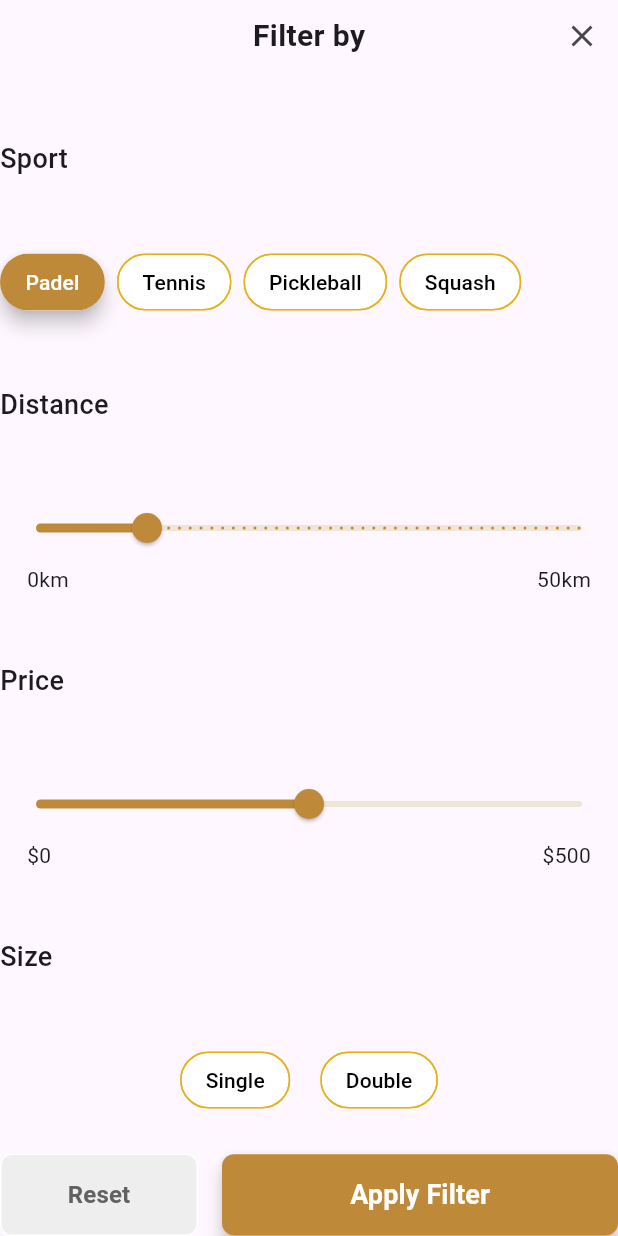
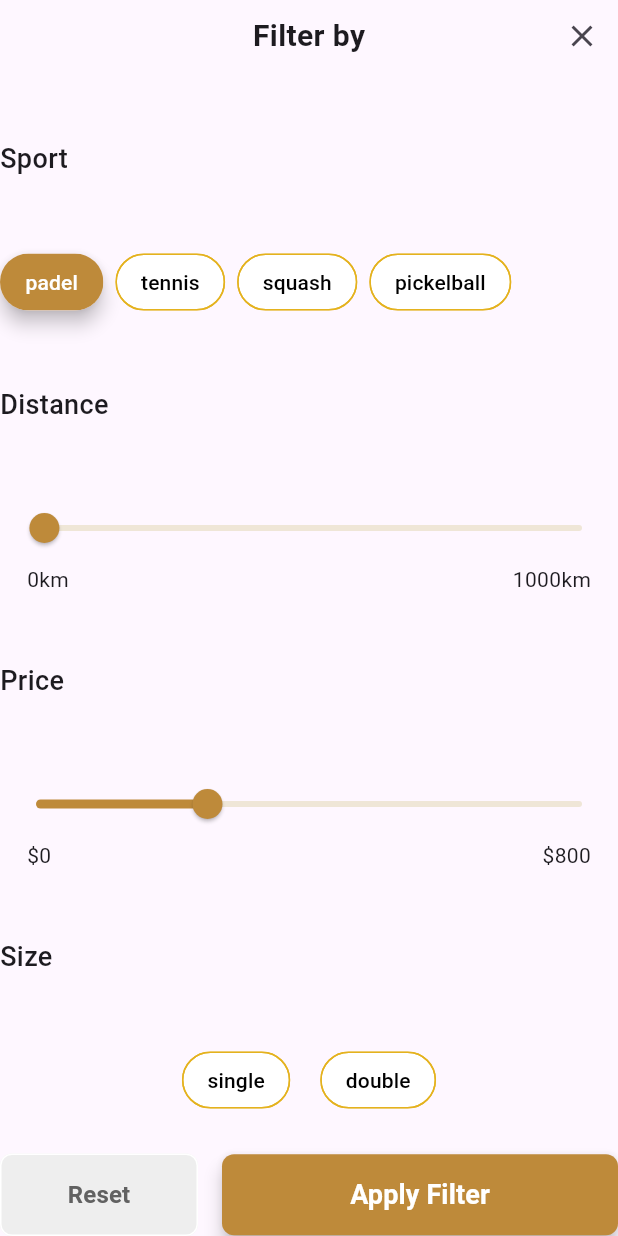
Before and after one commit to Talha-Orax/club_location_first_task, a Flutter app: the FilterScreen widget shown alone on an empty page, opened directly, on a phone screen of 412 x 824 dp. Run offline on Flutter 3.47's test engine with Material 3 defaults, Android fonts, the phone set to English and light mode, and no system bars; our stand-ins replace font_awesome_flutter, freezed_annotation, geocoding, geolocator; network calls fail.

Commit message:
filter by price work,sport fail,distance in work,size not working

```diff
--- /dev/null
+++ b/lib/model/filter_model.dart
@@ -0,0 +1,45 @@
+enum SportType {
+  padel,
+  tennis,
+  squash,
+  pickelball,
+}
+
+enum CourtSizeType {
+  single,
+  double,
+}
+
+class FilterModel {
+  final SportType? sport;
+  final CourtSizeType? size;
+  final String? price;
+  final String? distance;
+
+  FilterModel({
+    this.sport,
+    this.size,
+    this.price,
+    this.distance,
+  });
+
+// this will be used to convert the filter model to a map of query parameters
+  Map<String, String> toQueryParams() {
+    Map<String, String> params = {};
+    // Add non-null parameters to the map
+    if (price != null) {
+      params['price'] = price!;
+    }
+    if (sport != null) {
+      params['sport'] = sport!.name;
+    }
+    if (size != null) {
+      params['size'] = size!.name;
+    }
+    if (distance != null) {
+      params['distance'] = distance!;
+    }
+
+    return params;
+  }
+}
--- a/lib/view/filter_screen.dart
+++ b/lib/view/filter_screen.dart
@@ -1,4 +1,5 @@
 import 'package:flutter/material.dart';
+import 'package:club_location_first_task/model/filter_model.dart';
 
 class FilterScreen extends StatefulWidget {
   const FilterScreen({Key? key}) : super(key: key);
@@ -9,12 +10,11 @@ class FilterScreen extends StatefulWidget {
 
 class _FilterScreenState extends State<FilterScreen> {
   // State variables for filters
-  List<String> sportOptions = ['Padel', 'Tennis', 'Pickleball', 'Squash'];
-  List<String> selectedSports = ['Padel']; // Default selected sport
+  List<SportType> selectedSports = [SportType.padel]; // Default selected sport
 
   double distanceValue = 10.0; // Default distance in km
   double priceValue = 250.0; // Default price
-  String selectedSize = ''; // Selected court size
+  CourtSizeType? selectedSize; // Selected court size
 
   @override
   Widget build(BuildContext context) {
@@ -53,7 +53,7 @@ class _FilterScreenState extends State<FilterScreen> {
         const Spacer(),
         Wrap(
           spacing: 8,
-          children: sportOptions.map((sport) {
+          children: SportType.values.map((sport) {
             bool isSelected = selectedSports.contains(sport);
             return FilterChip(
               side: BorderSide(
@@ -63,7 +63,7 @@ class _FilterScreenState extends State<FilterScreen> {
                 width: 1,
               ),
               elevation: 5,
-              label: Text(sport),
+              label: Text(sport.name),
               labelStyle: TextStyle(
                 color: isSelected ? Colors.white : Colors.black,
               ),
@@ -103,10 +103,10 @@ class _FilterScreenState extends State<FilterScreen> {
             Slider(
               value: distanceValue,
               min: 0,
-              max: 50,
+              max: 1000,
               overlayColor: MaterialStateProperty.all(
                   const Color.fromARGB(255, 243, 243, 243).withOpacity(0.8)),
-              divisions: 50,
+              divisions: 1000,
               onChanged: (value) {
                 setState(() {
                   distanceValue = value;
@@ -126,7 +126,7 @@ class _FilterScreenState extends State<FilterScreen> {
             mainAxisAlignment: MainAxisAlignment.spaceBetween,
             children: [
               Text('0km'),
-              Text('50km'),
+              Text('1000km'),
             ],
           ),
         ),
@@ -147,7 +147,7 @@ class _FilterScreenState extends State<FilterScreen> {
             Slider(
               value: priceValue,
               min: 0,
-              max: 500,
+              max: 800,
               overlayColor: MaterialStateProperty.all(
                   const Color.fromARGB(255, 243, 243, 243).withOpacity(0.8)),
               divisions: 500,
@@ -170,7 +170,7 @@ class _FilterScreenState extends State<FilterScreen> {
             mainAxisAlignment: MainAxisAlignment.spaceBetween,
             children: [
               Text('\$0'),
-              Text('\$500'),
+              Text('\$800'),
             ],
           ),
         ),
@@ -189,7 +189,7 @@ class _FilterScreenState extends State<FilterScreen> {
           child: Wrap(
             alignment: WrapAlignment.center,
             spacing: 20,
-            children: ['Single', 'Double'].map((size) {
+            children: CourtSizeType.values.map((size) {
               bool isSelected = selectedSize == size;
               return ChoiceChip(
                 elevation: 5,
@@ -199,7 +199,7 @@ class _FilterScreenState extends State<FilterScreen> {
                       : const Color.fromARGB(255, 228, 178, 30),
                   width: 1,
                 ),
-                label: Text(size),
+                label: Text(size.name),
                 labelStyle: TextStyle(
                   color: isSelected ? Colors.white : Colors.black,
                 ),
@@ -207,7 +207,7 @@ class _FilterScreenState extends State<FilterScreen> {
                 showCheckmark: false,
                 onSelected: (selected) {
                   setState(() {
-                    selectedSize = selected ? size : '';
+                    selectedSize = selected ? size : null;
                   });
                 },
                 selectedColor: const Color.fromARGB(255, 190, 138, 58),
@@ -232,10 +232,10 @@ class _FilterScreenState extends State<FilterScreen> {
               child: TextButton(
                 onPressed: () {
                   setState(() {
-                    selectedSports = ['Padel'];
+                    selectedSports = [SportType.padel];
                     distanceValue = 10.0;
                     priceValue = 250.0;
-                    selectedSize = '';
+                    selectedSize = null; // Reset selected size
                   });
                 },
                 style: OutlinedButton.styleFrom(
@@ -261,13 +261,14 @@ class _FilterScreenState extends State<FilterScreen> {
               flex: 2,
               child: ElevatedButton(
                 onPressed: () {
-                  // Here you would apply the filter and pass back results
-                  Navigator.pop(context, {
-                    'sports': selectedSports,
-                    'distance': distanceValue,
-                    'price': priceValue,
-                    'size': selectedSize,
-                  });
+                  FilterModel filter = FilterModel(
+                    sport:
+                        selectedSports.isNotEmpty ? selectedSports.first : null,
+                    size: selectedSize,
+                    price: priceValue.toStringAsFixed(0),
+                    distance: distanceValue.toStringAsFixed(0),
+                  );
+                  Navigator.pop(context, filter);
                 },
                 style: ElevatedButton.styleFrom(
                   padding: const EdgeInsets.symmetric(vertical: 14),
```
Also changed, not shown: lib/model/api_calling.dart (+38 -0 lines), lib/view/find_club_screen.dart (+21 -2 lines), lib/view_model/club_view_model.dart (+37 -0 lines), image.png (added), 1 other file.
